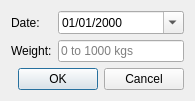
Qt form adddatadialog.ui (yan-zaretskiy/WeightTracker) before a commit.
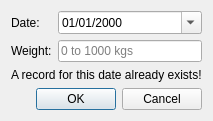
The same form after that commit.

```diff
--- a/adddatadialog.ui
+++ b/adddatadialog.ui
@@ -7,7 +7,7 @@
     <x>0</x>
     <y>0</y>
     <width>195</width>
-    <height>93</height>
+    <height>112</height>
    </rect>
   </property>
   <property name="sizePolicy">
@@ -51,7 +51,7 @@
      </property>
     </widget>
    </item>
-   <item row="2" column="0" colspan="2">
+   <item row="3" column="0" colspan="2">
     <widget class="QDialogButtonBox" name="buttonBox">
      <property name="orientation">
       <enum>Qt::Horizontal</enum>
@@ -61,6 +61,13 @@
      </property>
     </widget>
    </item>
+   <item row="2" column="0" colspan="2">
+    <widget class="QLabel" name="warningLabel">
+     <property name="text">
+      <string>A record for this date already exists!</string>
+     </property>
+    </widget>
+   </item>
   </layout>
  </widget>
  <tabstops>
```
